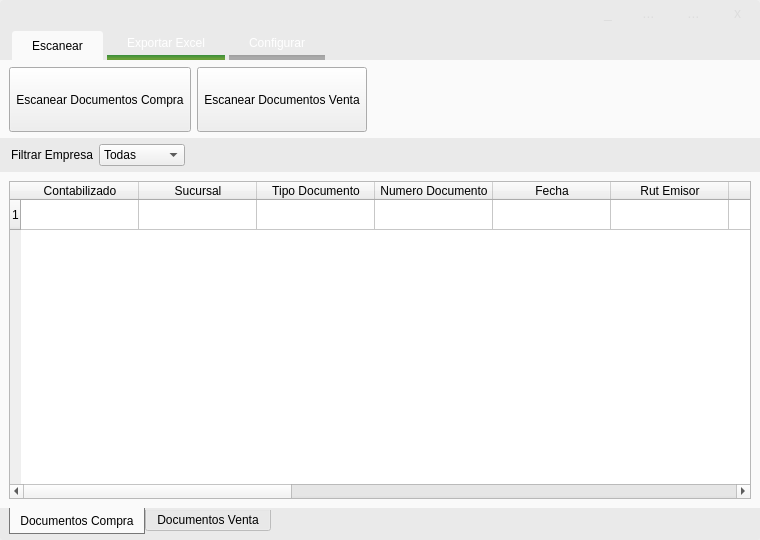
First picture: the form in GUI/mainWindow.ui, repository firenessmax/bte001, before the edit.
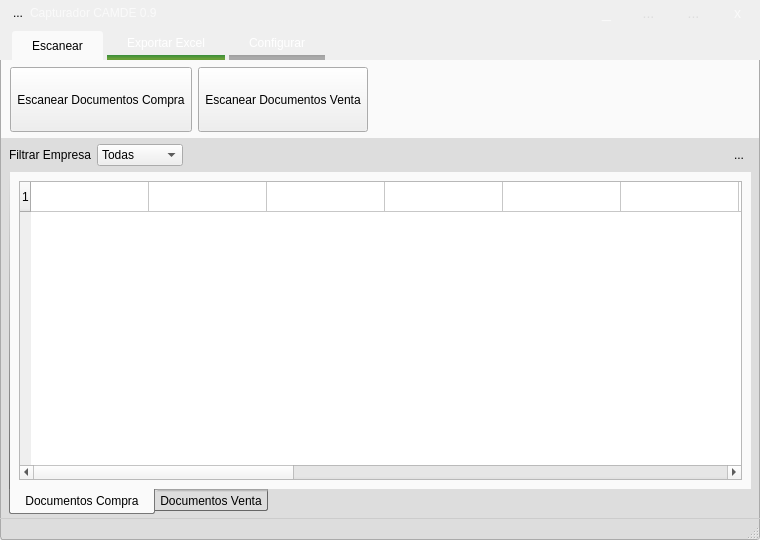
Second picture: the form after the edit. Icons and pictures are not drawn.

What changed in the file:
```diff
--- a/GUI/mainWindow.ui
+++ b/GUI/mainWindow.ui
@@ -52,7 +52,7 @@
 	
 	border-top-left-radius: 4px;
 	border-top-right-radius: 4px;
-	background: #eaeaea;
+	/*background: #eaeaea;*/
 }</string>
       </property>
       <property name="frameShape">
@@ -63,7 +63,7 @@
       </property>
       <layout class="QVBoxLayout" name="verticalLayout_2">
        <property name="spacing">
-        <number>6</number>
+        <number>0</number>
        </property>
        <property name="margin">
         <number>0</number>
@@ -89,7 +89,7 @@
          </property>
          <property name="styleSheet">
           <string notr="true">#top{
-	background-color:qlineargradient(spread:pad, x1:0, y1:0, x2:0, y2:1, stop:0 #0288d1 , stop:.2 #1976d2);
+	background-color:qlineargradient(spread:pad, x1:0, y1:0, x2:0, y2:1, stop:0 rgba(2, 136, 209, 230) , stop:.2 rgba(25, 118, 210, 250));
 
 	border-top-left-radius:3px;
 	border-top-right-radius: 3px;
@@ -138,13 +138,22 @@
              <number>0</number>
             </property>
             <layout class="QGridLayout" name="gridLayout_2">
-             <property name="margin">
+             <property name="leftMargin">
+              <number>6</number>
+             </property>
+             <property name="topMargin">
+              <number>0</number>
+             </property>
+             <property name="rightMargin">
+              <number>0</number>
+             </property>
+             <property name="bottomMargin">
               <number>0</number>
              </property>
              <property name="spacing">
               <number>0</number>
              </property>
-             <item row="1" column="4">
+             <item row="1" column="7">
               <widget class="QToolButton" name="toolButton_2">
                <property name="sizePolicy">
                 <sizepolicy hsizetype="Fixed" vsizetype="Fixed">
@@ -175,7 +184,7 @@
 
 
 QToolButton:hover{
-	background: #cccccc;
+	background:  rgba(255, 255, 255, 153);
 	color: white;
 	font-size: 14px;
 }</string>
@@ -198,7 +207,7 @@
                </property>
               </widget>
              </item>
-             <item row="1" column="2">
+             <item row="1" column="5">
               <widget class="QToolButton" name="toolButton_4">
                <property name="minimumSize">
                 <size>
@@ -246,7 +255,7 @@
                </property>
               </widget>
              </item>
-             <item row="1" column="5">
+             <item row="1" column="8">
               <widget class="QLabel" name="labelClose">
                <property name="sizePolicy">
                 <sizepolicy hsizetype="Fixed" vsizetype="Fixed">
@@ -270,7 +279,7 @@
 	background: none;
 	padding: 0px 15px;
 	margin:0;
-	color: #dddddd;
+	color: #fafafa;
 
 	border-top-right-radius: 3px;
 	font-size:14px;
@@ -301,7 +310,7 @@
                </property>
               </widget>
              </item>
-             <item row="1" column="0">
+             <item row="1" column="2">
               <spacer name="horizontalSpacer_2">
                <property name="orientation">
                 <enum>Qt::Horizontal</enum>
@@ -314,7 +323,7 @@
                </property>
               </spacer>
              </item>
-             <item row="1" column="1">
+             <item row="1" column="4">
               <widget class="QLabel" name="labelMinimize">
                <property name="sizePolicy">
                 <sizepolicy hsizetype="Fixed" vsizetype="Fixed">
@@ -328,19 +337,24 @@
                  <height>25</height>
                 </size>
                </property>
+               <property name="font">
+                <font>
+                 <pointsize>-1</pointsize>
+                </font>
+               </property>
                <property name="styleSheet">
                 <string notr="true">QLabel{
 	background: none;
 	padding: 0px 10px;
 	margin:0;
-	color: #dddddd;
-	font-size:14px;
+	color: #fafafa;
+	font-size:16px;
 }
 
 
 
 QLabel:hover{
-	background: #cccccc;
+	background:  rgba(255, 255, 255, 153);
 	color: white;
 	font-size: 14px;
 }</string>
@@ -350,6 +364,35 @@
                </property>
               </widget>
              </item>
+             <item row="1" column="0">
+              <widget class="QToolButton" name="toolButton">
+               <property name="text">
+                <string>...</string>
+               </property>
+               <property name="icon">
+                <iconset resource="images/images.qrc">
+                 <normaloff>:/newPrefix/barcode.png</normaloff>:/newPrefix/barcode.png</iconset>
+               </property>
+               <property name="autoRaise">
+                <bool>true</bool>
+               </property>
+              </widget>
+             </item>
+             <item row="1" column="1">
+              <widget class="QLabel" name="label">
+               <property name="font">
+                <font>
+                 <pointsize>9</pointsize>
+                </font>
+               </property>
+               <property name="styleSheet">
+                <string notr="true">color:#fafafa;</string>
+               </property>
+               <property name="text">
+                <string>Capturador CAMDE 0.9</string>
+               </property>
+              </widget>
+             </item>
             </layout>
            </widget>
           </item>
@@ -378,6 +421,9 @@
 QTabWidget::pane { /* The tab widget frame */
 	border:0;
     background-color: #fafafa;
+	
+	border-left:1px solid #aaaaaa;
+	border-right:1px solid #aaaaaa;
 }
 QTabWidget::tab-bar {
 	left: 10px;
@@ -448,7 +494,7 @@
               <property name="topMargin">
                <number>7</number>
               </property>
-              <item row="0" column="0">
+              <item row="1" column="0">
                <widget class="QToolButton" name="escanearCompra">
                 <property name="minimumSize">
                  <size>
@@ -478,7 +524,7 @@
                 </property>
                </widget>
               </item>
-              <item row="0" column="1">
+              <item row="1" column="1">
                <widget class="QToolButton" name="escanearVenta">
                 <property name="minimumSize">
                  <size>
@@ -662,9 +708,31 @@
         </widget>
        </item>
        <item>
+        <widget class="QFrame" name="frame_3">
+         <property name="styleSheet">
+          <string notr="true">#frame_3{ 
+	background-color: #dddddd;
+	border-left:1px solid #aaaaaa;
+	border-right:1px solid #aaaaaa;
+}</string>
+         </property>
+         <layout class="QVBoxLayout" name="verticalLayout_5">
+          <property name="leftMargin">
+           <number>9</number>
+          </property>
+          <property name="topMargin">
+           <number>6</number>
+          </property>
+          <property name="rightMargin">
+           <number>9</number>
+          </property>
+          <property name="bottomMargin">
+           <number>4</number>
+          </property>
+          <item>
         <layout class="QHBoxLayout" name="horizontalLayout_3">
          <property name="leftMargin">
-          <number>11</number>
+             <number>0</number>
          </property>
          <property name="rightMargin">
           <number>0</number>
@@ -713,31 +781,69 @@
            </property>
           </spacer>
          </item>
+            <item>
+             <widget class="QToolButton" name="toolButton_3">
+              <property name="text">
+               <string>...</string>
+              </property>
+              <property name="icon">
+               <iconset resource="images/images.qrc">
+                <normaloff>:/newPrefix/pregunta.png</normaloff>:/newPrefix/pregunta.png</iconset>
+              </property>
+              <property name="autoRaise">
+               <bool>true</bool>
+              </property>
+             </widget>
+            </item>
         </layout>
        </item>
        <item>
         <widget class="QTabWidget" name="tabWidget_2">
          <property name="styleSheet">
           <string notr="true">QTabWidget::pane { /* The tab widget frame */
+   background: #fafafa;
 	border:0;
-    background-color: #fafafa;
+	border-left:1px solid qlineargradient(spread:pad, x1:1, y1:1, x2:1, y2:0, stop:0 #666666, stop:1 #dddddd)
 }
 
 QTabBar::tab:selected {
 	background: #fafafa;
 	border: 1px solid #777777;
 	border-top: 0;
-	padding: 4px 10px;
-	
+	padding: 4px 15px;
+	height:16px;
+	border-top-left-radius: 0;
 }
 
+
 QTabBar::tab{
-	min-width: 35ex;
+	height:10px;
+	padding: 4px 5px;
+	background: #dddddd;
+	border: 1px solid #666666;
+	border-top:3px solid qlineargradient(spread:pad, x1:1, y1:1, x2:1, y2:0, stop:0 #dddddd, stop:1 #999999);
+	min-width: 40ex;
+	border-top-left-radius: 1px;
+	border-bottom-left-radius: 2px;
+	border-bottom-right-radius: 2px;
+}
+QTabBar::tab:first:!selected {
+	border-right:0;
+	border-bottom-right-radius: 0px;
+}
+QTabBar::tab:last:!selected {
+	border-left:0;
+	border-bottom-left-radius: 0px;
+}
+
+QTabBar::tab:hover:!selected {
+	background: #dfdfee;
 }
 
 QTabWidget::tab-bar {
-	left: 9px;
-}</string>
+	left: 0px;
+}
+</string>
          </property>
          <property name="tabPosition">
           <enum>QTabWidget::South</enum>
@@ -748,6 +854,12 @@
          <property name="usesScrollButtons">
           <bool>true</bool>
          </property>
+            <property name="documentMode">
+             <bool>false</bool>
+            </property>
+            <property name="tabsClosable">
+             <bool>false</bool>
+            </property>
          <widget class="QWidget" name="tab">
           <attribute name="title">
            <string>Documentos Compra</string>
@@ -792,7 +904,7 @@
               <number>16</number>
              </property>
              <attribute name="horizontalHeaderVisible">
-              <bool>true</bool>
+                 <bool>false</bool>
              </attribute>
              <attribute name="horizontalHeaderCascadingSectionResizes">
               <bool>true</bool>
@@ -1054,8 +1166,9 @@
         </widget>
        </item>
       </layout>
-      <zorder>tabWidget_2</zorder>
-      <zorder>top</zorder>
+        </widget>
+       </item>
+      </layout>
      </widget>
     </item>
    </layout>
@@ -1074,13 +1187,16 @@
    <property name="maximumSize">
     <size>
      <width>16777215</width>
-     <height>6</height>
+     <height>16777215</height>
     </size>
    </property>
    <property name="styleSheet">
-    <string notr="true">	background:#eaeaea;
+    <string notr="true">QStatusBar{	background:#dddddd;
 	border-bottom-left-radius: 3px;
-	border-bottom-right-radius: 3px;</string>
+	border-bottom-right-radius: 3px;
+	border:1px solid #aaaaaa;
+	border-top:1px solid #cccccc;
+}</string>
    </property>
   </widget>
  </widget>
```
Lines whose indentation alone changed are shown as unchanged.
